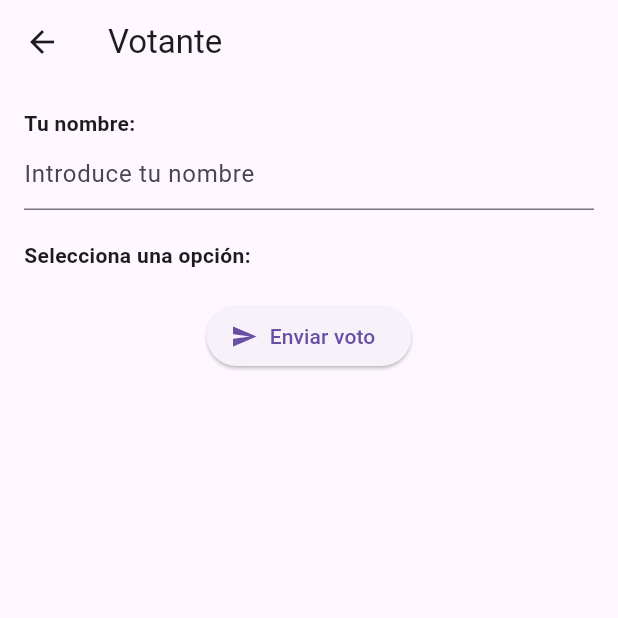
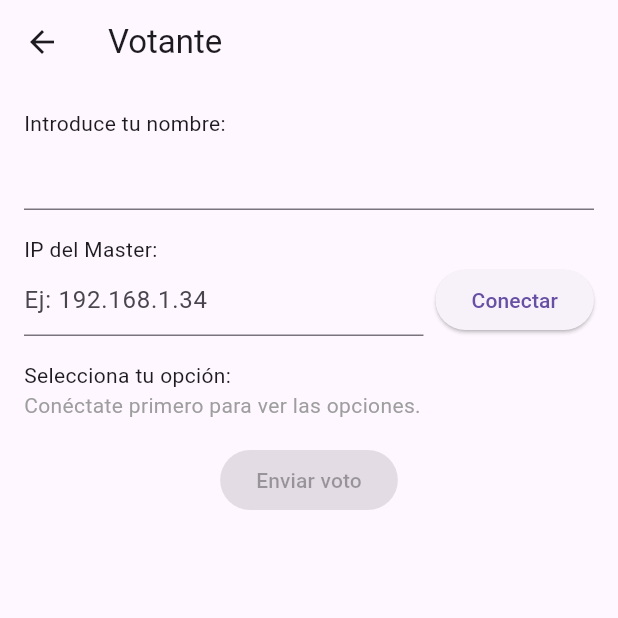
Before and after one commit to ciriandev/VotacionLocalApp, a Flutter app: the VoterScreen screen opened by its route, on a phone screen of 412 x 824 dp, the top half of it. Run offline on Flutter 3.47's test engine with Material 3 defaults, Android fonts, the phone set to English and light mode, and no system bars.

Commit message:
wip: primeros pasos con sockets TCP, envío de opciones desde el Master

```diff
--- a/lib/screens/voter_screen.dart
+++ b/lib/screens/voter_screen.dart
@@ -1,5 +1,5 @@
 import 'package:flutter/material.dart';
-import '../controllers/vote_controller.dart';
+import '../services/socket_client.dart';
 
 class VoterScreen extends StatefulWidget {
   const VoterScreen({super.key});
@@ -9,81 +9,129 @@ class VoterScreen extends StatefulWidget {
 }
 
 class _VoterScreenState extends State<VoterScreen> {
-  final TextEditingController _nameController = TextEditingController();
-  String? _selectedOption;
-  bool _hasVoted = false;
+  final TextEditingController _nombreController = TextEditingController();
+  final TextEditingController _ipController = TextEditingController();
 
-  final voteController = VoteController();
+  final SocketClient socketClient = SocketClient();
 
-  void _sendVote() {
-    final name = _nameController.text.trim();
-    if (name.isEmpty || _selectedOption == null) {
+  String? _opcionSeleccionada;
+  bool _votoEnviado = false;
+  bool _opcionesCargadas = false;
+
+  List<String> _opciones = [];
+
+  @override
+  void initState() {
+    super.initState();
+
+    // Configura qué hacer cuando se reciben las opciones
+    socketClient.onOpcionesRecibidas = (opciones) {
+      setState(() {
+        _opciones = opciones;
+        _opcionesCargadas = true;
+      });
+    };
+  }
+
+  Future<void> _conectarYRecibirOpciones() async {
+    final ip = _ipController.text.trim();
+    if (ip.isEmpty) {
       ScaffoldMessenger.of(context).showSnackBar(
-        const SnackBar(content: Text('Introduce tu nombre y selecciona una opción.')),
+        const SnackBar(content: Text('Introduce la IP del Master.')),
       );
       return;
     }
 
-    voteController.vote(_selectedOption!);
+    final conectado = await socketClient.connect(ip);
+    if (!conectado) {
+      ScaffoldMessenger.of(context).showSnackBar(
+        const SnackBar(content: Text('No se pudo conectar al servidor.')),
+      );
+    }
+  }
+
+  Future<void> _enviarVoto() async {
+    final nombre = _nombreController.text.trim();
+    final ip = _ipController.text.trim();
+
+    if (nombre.isEmpty || _opcionSeleccionada == null || ip.isEmpty) {
+      ScaffoldMessenger.of(context).showSnackBar(
+        const SnackBar(content: Text('Completa todos los campos.')),
+      );
+      return;
+    }
+
+    socketClient.sendVote(
+      nombre: nombre,
+      opcion: _opcionSeleccionada!,
+    );
 
     setState(() {
-      _hasVoted = true;
+      _votoEnviado = true;
     });
 
-    ScaffoldMessenger.of(context).showSnackBar(
-      SnackBar(content: Text('¡Gracias por votar, $name!')),
-    );
+    socketClient.disconnect(); // desconecta después de votar
   }
 
   @override
   Widget build(BuildContext context) {
-    final options = voteController.options;
-
     return Scaffold(
       appBar: AppBar(title: const Text('Votante')),
       body: Padding(
         padding: const EdgeInsets.all(16.0),
-        child: _hasVoted
-            ? Center(
-                child: Column(
-                  mainAxisAlignment: MainAxisAlignment.center,
-                  children: const [
-                    Icon(Icons.how_to_vote, size: 60, color: Colors.green),
-                    SizedBox(height: 20),
-                    Text('Gracias por tu voto.', style: TextStyle(fontSize: 18)),
-                  ],
-                ),
-              )
+        child: _votoEnviado
+            ? const Center(child: Text('✅ Gracias por tu voto'))
             : Column(
                 crossAxisAlignment: CrossAxisAlignment.start,
                 children: [
-                  const Text('Tu nombre:', style: TextStyle(fontWeight: FontWeight.bold)),
-                  TextField(
-                    controller: _nameController,
-                    decoration: const InputDecoration(
-                      hintText: 'Introduce tu nombre',
+                  const Text('Introduce tu nombre:'),
+                  TextField(controller: _nombreController),
+                  const SizedBox(height: 16),
+                  const Text('IP del Master:'),
+                  Row(
+                    children: [
+                      Expanded(
+                        child: TextField(
+                          controller: _ipController,
+                          decoration: const InputDecoration(
+                            hintText: 'Ej: 192.168.1.34',
+                          ),
+                          keyboardType: TextInputType.number,
+                        ),
+                      ),
+                      const SizedBox(width: 8),
+                      ElevatedButton(
+                        onPressed: _conectarYRecibirOpciones,
+                        child: const Text('Conectar'),
+                      ),
+                    ],
+                  ),
+                  const SizedBox(height: 16),
+                  const Text('Selecciona tu opción:'),
+                  if (!_opcionesCargadas)
+                    const Text(
+                      'Conéctate primero para ver las opciones.',
+                      style: TextStyle(color: Colors.grey),
                     ),
-                  ),
-                  const SizedBox(height: 20),
-                  const Text('Selecciona una opción:', style: TextStyle(fontWeight: FontWeight.bold)),
-                  ...options.map(
-                    (option) => RadioListTile<String>(
-                      title: Text(option.label),
-                      value: option.label,
-                      groupValue: _selectedOption,
-                      onChanged: (value) {
-                        setState(() {
-                          _selectedOption = value;
-                        });
-                      },
-                    ),
-                  ),
-                  const SizedBox(height: 20),
+                  ..._opciones.map((opcion) {
+                    return RadioListTile(
+                      title: Text(opcion),
+                      value: opcion,
+                      groupValue: _opcionSeleccionada,
+                      onChanged: _opcionesCargadas
+                          ? (value) {
+                              setState(() {
+                                _opcionSeleccionada = value as String?;
+                              });
+                            }
+                          : null,
+                    );
+                  }).toList(),
+                  const SizedBox(height: 16),
                   Center(
-                    child: ElevatedButton.icon(
-                      icon: const Icon(Icons.send),
-                      label: const Text('Enviar voto'),
-                      onPressed: _sendVote,
+                    child: ElevatedButton(
+                      onPressed: _opcionesCargadas ? _enviarVoto : null,
+                      child: const Text('Enviar voto'),
                     ),
                   ),
                 ],
--- /dev/null
+++ b/lib/services/socket_client.dart
@@ -0,0 +1,50 @@
+import 'dart:convert';
+import 'dart:io';
+
+class SocketClient {
+  Socket? _socket;
+
+  Function(List<String>)? onOpcionesRecibidas;
+
+  Future<bool> connect(String ip, {int port = 4040}) async {
+  try {
+    _socket = await Socket.connect(ip, port);
+    print('✅ Conectado al servidor: $ip:$port');
+
+    _socket!.listen((data) {
+      final message = utf8.decode(data).trim();
+      final decoded = json.decode(message);
+
+      if (decoded['tipo'] == 'opciones') {
+        final opciones = List<String>.from(decoded['opciones']);
+        if (onOpcionesRecibidas != null) {
+          onOpcionesRecibidas!(opciones);
+        }
+      }
+    });
+
+    return true;
+  } catch (e) {
+    print('❌ No se pudo conectar al servidor: $e');
+    return false;
+  }
+}
+
+  void sendVote({required String nombre, required String opcion}) {
+    if (_socket != null) {
+      final voteData = json.encode({
+        'nombre': nombre,
+        'opcion': opcion,
+      });
+      _socket!.write(voteData + '\n'); // Asegura fin de línea
+      print('📤 Voto enviado: $voteData');
+    } else {
+      print('⚠️ No estás conectado al servidor');
+    }
+  }
+
+  void disconnect() {
+    _socket?.destroy();
+    print('🔌 Desconectado del servidor');
+  }
+}
```
Also changed, not shown: lib/screens/master_screen.dart (+6 -1 lines), lib/services/socket_server.dart (added, +70 -0 lines), 4 other files.
